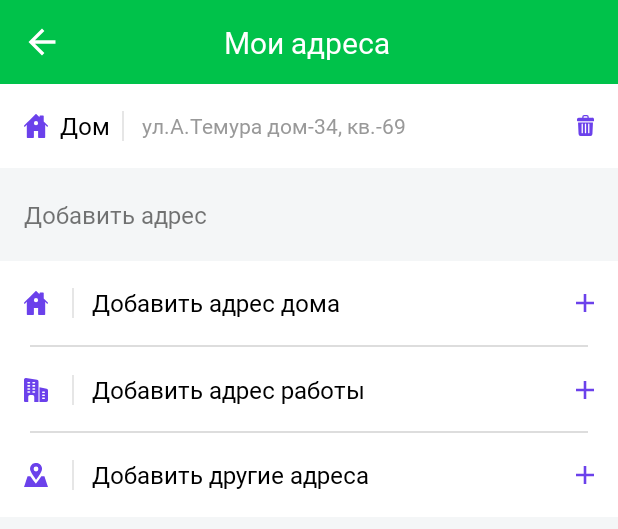
After one commit to MuhammadjonSafarov/UzBazar, an Android app: the layout fragment_adresses.xml on its own in the app's theme, with its tools: preview values and no code run, on a phone screen of 412 x 824 dp. The commit adds this screen. Shown: the top 529 px of the screen. Run offline under Robolectric (Android 15) with nearby library versions, the phone set to English and light mode, and no system bars.

Commit message:
addresses Ui

```diff
--- /dev/null
+++ b/app/src/main/res/drawable/icon_filled_add.xml
@@ -0,0 +1,9 @@
+<vector xmlns:android="http://schemas.android.com/apk/res/android"
+    android:width="12dp"
+    android:height="12dp"
+    android:viewportWidth="12"
+    android:viewportHeight="12">
+  <path
+      android:pathData="M5.144,12V6.857H0V5.143H5.144V0H6.857V5.143H12V6.857H6.857V12Z"
+      android:fillColor="#6b41eb"/>
+</vector>
--- /dev/null
+++ b/app/src/main/res/drawable/icon_filled_adresses_location.xml
@@ -0,0 +1,12 @@
+<vector xmlns:android="http://schemas.android.com/apk/res/android"
+    android:width="16dp"
+    android:height="16.002dp"
+    android:viewportWidth="16"
+    android:viewportHeight="16.002">
+  <path
+      android:pathData="M0,16.001c0.2,-0.589 0.386,-1.163 0.577,-1.737q0.878,-2.631 1.753,-5.263c0.049,-0.147 0.108,-0.206 0.271,-0.2 0.488,0.012 0.976,0.008 1.465,0a0.285,0.285 0,0 1,0.272 0.146q1.634,2.431 3.487,4.7c0.028,0.034 0.056,0.067 0.092,0.109a0.637,0.637 0,0 0,0.081 -0.072,45.909 45.909,0 0,0 3.552,-4.768 0.284,0.284 0,0 1,0.207 -0.108c0.569,-0.009 1.139,0 1.709,-0.006 0.1,0 0.158,0.015 0.194,0.124q1.165,3.514 2.337,7.025a0.214,0.214 0,0 1,0 0.051Z"
+      android:fillColor="#6b41eb"/>
+  <path
+      android:pathData="M7.98,11.245c-0.736,-1.078 -1.46,-2.112 -2.155,-3.165a18.425,18.425 0,0 1,-1.52 -2.838,3.828 3.828,0 0,1 3.1,-5.2 3.992,3.992 0,0 1,4.348 2.467,3.663 3.663,0 0,1 -0.12,2.929 22.335,22.335 0,0 1,-2.013 3.528c-0.466,0.688 -0.963,1.356 -1.446,2.032C8.125,11.063 8.074,11.125 7.98,11.245ZM8.008,5.6a1.6,1.6 0,1 0,-1.6 -1.6A1.614,1.614 0,0 0,8.006 5.601Z"
+      android:fillColor="#6b41eb"/>
+</vector>
--- /dev/null
+++ b/app/src/main/res/drawable/icon_filled_delete.xml
@@ -0,0 +1,12 @@
+<vector xmlns:android="http://schemas.android.com/apk/res/android"
+    android:width="11.375dp"
+    android:height="14dp"
+    android:viewportWidth="11.375"
+    android:viewportHeight="14">
+  <path
+      android:pathData="M10.281,1.75L7.875,1.75L7.875,1.313A1.312,1.312 0,0 0,6.563 0h-1.75A1.312,1.312 0,0 0,3.5 1.313L3.5,1.75L1.094,1.75A1.094,1.094 0,0 0,0 2.844v0.875a0.437,0.437 0,0 0,0.438 0.438h10.5a0.437,0.437 0,0 0,0.438 -0.437L11.376,2.844A1.094,1.094 0,0 0,10.281 1.75ZM4.375,1.313a0.438,0.438 0,0 1,0.438 -0.437h1.75A0.438,0.438 0,0 1,7 1.313L7,1.75L4.375,1.75Z"
+      android:fillColor="#6b41eb"/>
+  <path
+      android:pathData="M0.829,5.031a0.137,0.137 0,0 0,-0.137 0.143l0.361,7.575a1.311,1.311 0,0 0,1.311 1.25L9.009,13.999a1.311,1.311 0,0 0,1.311 -1.25l0.361,-7.575a0.137,0.137 0,0 0,-0.137 -0.143ZM7.436,6.125a0.438,0.438 0,0 1,0.875 0v5.688a0.438,0.438 0,0 1,-0.875 0ZM5.249,6.125a0.438,0.438 0,0 1,0.875 0v5.688a0.438,0.438 0,0 1,-0.875 0ZM3.062,6.125a0.438,0.438 0,0 1,0.875 0v5.688a0.438,0.438 0,0 1,-0.875 0Z"
+      android:fillColor="#6b41eb"/>
+</vector>
--- /dev/null
+++ b/app/src/main/res/drawable/icon_filled_home_addresses.xml
@@ -0,0 +1,9 @@
+<vector xmlns:android="http://schemas.android.com/apk/res/android"
+    android:width="16dp"
+    android:height="16dp"
+    android:viewportWidth="16"
+    android:viewportHeight="16">
+  <path
+      android:pathData="M13.156,4.962L13.156,1.406a0.468,0.468 0,0 0,-0.469 -0.469L10.812,0.937a0.468,0.468 0,0 0,-0.469 0.469v0.743L8.331,0.137a0.469,0.469 0,0 0,-0.663 0c-2.287,2.287 -5.335,5.3 -7.531,7.5A0.469,0.469 0,1 0,0.8 8.3l1.075,-1.075v8.306A0.468,0.468 0,0 0,2.344 16L6.125,16a0.468,0.468 0,0 0,0.469 -0.469L6.594,11.312L9.406,11.312v4.219A0.468,0.468 0,0 0,9.875 16h3.781a0.468,0.468 0,0 0,0.469 -0.469L14.125,7.225L15.2,8.3a0.469,0.469 0,0 0,0.663 -0.663c-0.141,-0.141 -2.552,-2.52 -2.706,-2.675ZM8,7.5a1.406,1.406 0,1 1,1.406 -1.406A1.408,1.408 0,0 1,8 7.5Z"
+      android:fillColor="#6b41eb"/>
+</vector>
--- /dev/null
+++ b/app/src/main/res/drawable/icon_filled_home_adresses.xml
@@ -0,0 +1,10 @@
+<vector xmlns:android="http://schemas.android.com/apk/res/android"
+    android:width="24dp"
+    android:height="24dp"
+    android:viewportWidth="24"
+    android:viewportHeight="24">
+  <path
+      android:pathData="M20.961,10.7h0L12.801,2.54a1.841,1.841 0,0 0,-2.6 0L2.043,10.693 2.035,10.7a1.84,1.84 0,0 0,1.225 3.137l0.057,0h0.325v6A2.157,2.157 0,0 0,5.801 22L8.989,22a0.586,0.586 0,0 0,0.586 -0.586L9.575,16.707a0.984,0.984 0,0 1,0.983 -0.983L12.441,15.724a0.984,0.984 0,0 1,0.983 0.983v4.707a0.586,0.586 0,0 0,0.586 0.586L17.201,22a2.157,2.157 0,0 0,2.155 -2.155v-6h0.3A1.841,1.841 0,0 0,20.961 10.7Z"
+      android:fillColor="#6b41eb"
+      />
+</vector>
--- /dev/null
+++ b/app/src/main/res/drawable/icon_filled_job.xml
@@ -0,0 +1,12 @@
+<vector xmlns:android="http://schemas.android.com/apk/res/android"
+    android:width="16dp"
+    android:height="15.881dp"
+    android:viewportWidth="16"
+    android:viewportHeight="15.881">
+  <path
+      android:pathData="M8.687,1.127 L1.36,0.014a1.181,1.181 0,0 0,-0.947 0.26A1.192,1.192 0,0 0,0 1.167L0,15.214a0.669,0.669 0,0 0,0.667 0.667L2.833,15.881v-3.5A1.164,1.164 0,0 1,4 11.214L5.667,11.214a1.164,1.164 0,0 1,1.167 1.167v3.5L9.667,15.881L9.667,2.281A1.167,1.167 0,0 0,8.687 1.127ZM3.667,9.714h-1a0.5,0.5 0,0 1,0 -1h1a0.5,0.5 0,0 1,0 1ZM3.667,7.714h-1a0.5,0.5 0,0 1,0 -1h1a0.5,0.5 0,0 1,0 1ZM3.667,5.714h-1a0.5,0.5 0,0 1,0 -1h1a0.5,0.5 0,0 1,0 1ZM3.667,3.714h-1a0.5,0.5 0,0 1,0 -1h1a0.5,0.5 0,0 1,0 1ZM7,9.714L6,9.714a0.5,0.5 0,0 1,0 -1L7,8.714a0.5,0.5 0,1 1,0 1ZM7,7.714L6,7.714a0.5,0.5 0,0 1,0 -1L7,6.714a0.5,0.5 0,1 1,0 1ZM7,5.714L6,5.714a0.5,0.5 0,0 1,0 -1L7,4.714a0.5,0.5 0,0 1,0 1ZM7,3.714L6,3.714a0.5,0.5 0,0 1,0 -1L7,2.714a0.5,0.5 0,0 1,0 1Z"
+      android:fillColor="#6b41eb"/>
+  <path
+      android:pathData="M15.08,7.109l-4.747,-0.994v9.766h4.5a1.168,1.168 0,0 0,1.167 -1.167v-6.465A1.161,1.161 0,0 0,15.08 7.109ZM13.5,13.881h-1a0.5,0.5 0,0 1,0 -1h1a0.5,0.5 0,0 1,0 1ZM13.5,11.881h-1a0.5,0.5 0,0 1,0 -1h1a0.5,0.5 0,0 1,0 1ZM13.5,9.881h-1a0.5,0.5 0,0 1,0 -1h1a0.5,0.5 0,0 1,0 1Z"
+      android:fillColor="#6b41eb"/>
+</vector>
--- /dev/null
+++ b/app/src/main/res/layout/fragment_adresses.xml
@@ -0,0 +1,251 @@
+<?xml version="1.0" encoding="utf-8"?>
+<androidx.appcompat.widget.LinearLayoutCompat xmlns:android="http://schemas.android.com/apk/res/android"
+    xmlns:app="http://schemas.android.com/apk/res-auto"
+    android:layout_width="match_parent"
+    android:layout_height="match_parent"
+    android:background="@color/colorBackground"
+    android:orientation="vertical">
+
+    <androidx.appcompat.widget.Toolbar
+        android:layout_width="match_parent"
+        android:layout_height="wrap_content"
+        android:background="@color/colorAccept">
+
+        <ImageView
+            android:id="@+id/back_adresses"
+            android:layout_width="wrap_content"
+            android:layout_height="wrap_content"
+            android:src="@drawable/back" />
+
+        <TextView
+            android:layout_width="114dp"
+            android:layout_height="26dp"
+            android:layout_gravity="center"
+            android:fontFamily="@font/roboto_regulary"
+            android:text="@string/my_adresses"
+            android:textColor="@color/white"
+            android:textSize="20dp" />
+    </androidx.appcompat.widget.Toolbar>
+
+
+    <androidx.appcompat.widget.LinearLayoutCompat
+        android:id="@+id/ll_home"
+        android:layout_width="match_parent"
+        android:layout_height="56dp"
+        android:background="@color/white"
+        android:orientation="horizontal">
+
+        <LinearLayout
+            android:layout_width="match_parent"
+            android:layout_height="24dp"
+            android:layout_gravity="center">
+
+            <androidx.appcompat.widget.AppCompatTextView
+                android:layout_width="wrap_content"
+                android:layout_height="match_parent"
+                android:layout_marginStart="16dp"
+                android:drawablePadding="8dp"
+                android:fontFamily="@font/roboto_regulary"
+                android:gravity="center_vertical"
+                android:text="@string/home_adresses"
+                android:textColor="@color/black"
+                android:textSize="16dp"
+                app:drawableStartCompat="@drawable/icon_filled_home_addresses" />
+
+            <View
+                android:layout_width="1dp"
+                android:layout_height="20dp"
+                android:layout_gravity="center"
+                android:layout_marginStart="8dp"
+                android:background="@color/colorLineGrayAddresses" />
+
+            <androidx.appcompat.widget.AppCompatTextView
+                android:layout_width="0dp"
+                android:layout_height="match_parent"
+                android:layout_marginStart="12dp"
+                android:layout_weight="1"
+                android:fontFamily="@font/roboto_regulary"
+                android:gravity="center_vertical"
+                android:text="@string/addresses_text"
+                android:textColor="@color/colorTextGray"
+                android:textSize="14dp" />
+
+            <androidx.appcompat.widget.AppCompatImageView
+                android:id="@+id/btn"
+                android:layout_width="wrap_content"
+                android:layout_height="wrap_content"
+                android:layout_gravity="center"
+                android:layout_marginEnd="16dp"
+                android:background="?attr/selectableItemBackgroundBorderless"
+                app:srcCompat="@drawable/icon_filled_delete" />
+        </LinearLayout>
+
+
+    </androidx.appcompat.widget.LinearLayoutCompat>
+
+    <TextView
+        android:id="@+id/textView"
+        android:layout_width="wrap_content"
+        android:layout_height="wrap_content"
+        android:layout_marginStart="16dp"
+        android:layout_marginTop="20dp"
+        android:paddingBottom="20dp"
+        android:fontFamily="@font/roboto_mediumly"
+        android:text="@string/add_adresses"
+        android:textSize="16dp" />
+
+    <androidx.appcompat.widget.LinearLayoutCompat
+        android:id="@+id/ll_home_2"
+        android:layout_width="match_parent"
+        android:layout_height="wrap_content"
+        android:background="@color/white"
+        android:orientation="vertical">
+
+        <LinearLayout
+            android:layout_width="match_parent"
+            android:layout_height="56dp"
+            android:layout_gravity="center">
+
+            <androidx.appcompat.widget.AppCompatTextView
+                android:layout_width="wrap_content"
+                android:layout_height="match_parent"
+                android:layout_marginStart="16dp"
+                android:drawablePadding="8dp"
+                android:fontFamily="@font/roboto_regulary"
+                android:gravity="center_vertical"
+                android:textColor="@color/black"
+                android:textSize="16dp"
+                app:drawableStartCompat="@drawable/icon_filled_home_addresses" />
+
+            <View
+                android:layout_width="1dp"
+                android:layout_height="20dp"
+                android:layout_gravity="center"
+                android:layout_marginStart="8dp"
+                android:background="@color/colorLineGrayAddresses" />
+
+            <androidx.appcompat.widget.AppCompatTextView
+                android:layout_width="0dp"
+                android:layout_height="match_parent"
+                android:layout_marginStart="12dp"
+                android:layout_weight="1"
+                android:fontFamily="@font/roboto_regulary"
+                android:gravity="center_vertical"
+                android:textColor="@color/black"
+                android:text="@string/add_adresses_home"
+                android:textSize="16dp" />
+
+            <androidx.appcompat.widget.AppCompatImageView
+                android:id="@+id/btn2"
+                android:layout_width="wrap_content"
+                android:layout_height="wrap_content"
+                android:layout_gravity="center"
+                android:layout_marginEnd="16dp"
+                android:background="?attr/selectableItemBackgroundBorderless"
+                app:srcCompat="@drawable/icon_filled_add" />
+        </LinearLayout>
+        <View
+            android:layout_width="match_parent"
+            android:layout_height="1dp"
+            android:layout_gravity="end"
+            android:layout_marginStart="20dp"
+            android:layout_marginEnd="20dp"
+            android:background="@color/colorLineGray" />
+        <LinearLayout
+            android:paddingTop="1dp"
+            android:layout_width="match_parent"
+            android:layout_height="56dp"
+            android:layout_gravity="center">
+
+            <androidx.appcompat.widget.AppCompatTextView
+                android:layout_width="wrap_content"
+                android:layout_height="match_parent"
+                android:layout_marginStart="16dp"
+                android:drawablePadding="8dp"
+                android:fontFamily="@font/roboto_regulary"
+                android:gravity="center_vertical"
+                android:textColor="@color/black"
+                android:textSize="16dp"
+                app:drawableStartCompat="@drawable/icon_filled_job" />
+
+            <View
+                android:layout_width="1dp"
+                android:layout_height="20dp"
+                android:layout_gravity="center"
+                android:layout_marginStart="8dp"
+                android:background="@color/colorLineGrayAddresses" />
+
+            <androidx.appcompat.widget.AppCompatTextView
+                android:layout_width="0dp"
+                android:layout_height="match_parent"
+                android:layout_marginStart="12dp"
+                android:layout_weight="1"
+                android:fontFamily="@font/roboto_regulary"
+                android:gravity="center_vertical"
+                android:text="@string/add_dresses_job"
+                android:textColor="@color/black"
+                android:textSize="16dp" />
+
+            <androidx.appcompat.widget.AppCompatImageView
+                android:id="@+id/btn3"
+                android:layout_width="wrap_content"
+                android:layout_height="wrap_content"
+                android:layout_gravity="center"
+                android:layout_marginEnd="16dp"
+                android:background="?attr/selectableItemBackgroundBorderless"
+                app:srcCompat="@drawable/icon_filled_add" />
+        </LinearLayout>
+        <View
+            android:layout_width="match_parent"
+            android:layout_height="1dp"
+            android:layout_gravity="end"
+            android:layout_marginStart="20dp"
+            android:layout_marginEnd="20dp"
+            android:background="@color/colorLineGray" />
+        <LinearLayout
+            android:layout_width="match_parent"
+            android:layout_height="56dp"
+            android:layout_gravity="center">
+
+            <androidx.appcompat.widget.AppCompatTextView
+                android:layout_width="wrap_content"
+                android:layout_height="match_parent"
+                android:layout_marginStart="16dp"
+                android:drawablePadding="8dp"
+                android:fontFamily="@font/roboto_regulary"
+                android:gravity="center_vertical"
+                android:textColor="@color/black"
+                android:textSize="16dp"
+                app:drawableStartCompat="@drawable/icon_filled_adresses_location" />
+
+            <View
+                android:layout_width="1dp"
+                android:layout_height="20dp"
+                android:layout_gravity="center"
+                android:layout_marginStart="8dp"
+                android:background="@color/colorLineGrayAddresses" />
+
+            <androidx.appcompat.widget.AppCompatTextView
+                android:layout_width="0dp"
+                android:layout_height="match_parent"
+                android:layout_marginStart="12dp"
+                android:layout_weight="1"
+                android:fontFamily="@font/roboto_regulary"
+                android:gravity="center_vertical"
+                android:textColor="@color/black"
+                android:text="@string/add_adresses_other"
+                android:textSize="16dp" />
+
+            <androidx.appcompat.widget.AppCompatImageView
+                android:id="@+id/btn4"
+                android:layout_width="wrap_content"
+                android:layout_height="wrap_content"
+                android:layout_gravity="center"
+                android:layout_marginEnd="16dp"
+                android:background="?attr/selectableItemBackgroundBorderless"
+                app:srcCompat="@drawable/icon_filled_add" />
+        </LinearLayout>
+    </androidx.appcompat.widget.LinearLayoutCompat>
+
+
+</androidx.appcompat.widget.LinearLayoutCompat>
--- a/app/src/main/res/layout/fragment_profil.xml
+++ b/app/src/main/res/layout/fragment_profil.xml
@@ -9,10 +9,17 @@
     <androidx.appcompat.widget.Toolbar
         android:layout_width="match_parent"
         android:layout_height="wrap_content"
-        android:background="@color/colorAccept"
-        app:titleTextColor="@color/white"
-        app:title="@string/profile_name_toolbar"
-        />
+        android:background="@color/colorAccept">
+        <TextView
+            android:layout_height="26dp"
+            android:layout_width="86dp"
+            android:text="@string/profile"
+            android:fontFamily="@font/roboto_regulary"
+            android:textSize="20dp"
+            android:textColor="@color/white"
+            android:layout_gravity="center"
+            />
+    </androidx.appcompat.widget.Toolbar>
 
     <androidx.appcompat.widget.LinearLayoutCompat
         android:layout_width="match_parent"
--- a/app/src/main/res/values/colors.xml
+++ b/app/src/main/res/values/colors.xml
@@ -24,4 +24,6 @@
     <color name="colorButtonBazaarRipple">#4200C24A</color>
     <color name="background">#dddddd</color>
     <color name="colorLineGray">#dddddd</color>
+    <color name="colorLineGrayAddresses">#E6E6E6</color>
+
 </resources>
--- a/app/src/main/res/values/strings.xml
+++ b/app/src/main/res/values/strings.xml
@@ -121,4 +121,11 @@
     <string name="profile_language">Русский язык</string>
     <string name="profile_help">Помощь</string>
     <string name="profile_name_toolbar">Профиль</string>
+    <string name="my_adresses">Мои адреса</string>
+    <string name="home_adresses">Дом</string>
+    <string name="add_adresses">Добавить адрес</string>
+    <string name="add_adresses_home">Добавить адрес дома</string>
+    <string name="add_dresses_job">Добавить адрес работы</string>
+    <string name="add_adresses_other">Добавить другие адреса</string>
+    <string name="addresses_text">ул.А.Темура дом-34, кв.-69</string>
 </resources>
```
Also changed, not shown: 1 other file.
